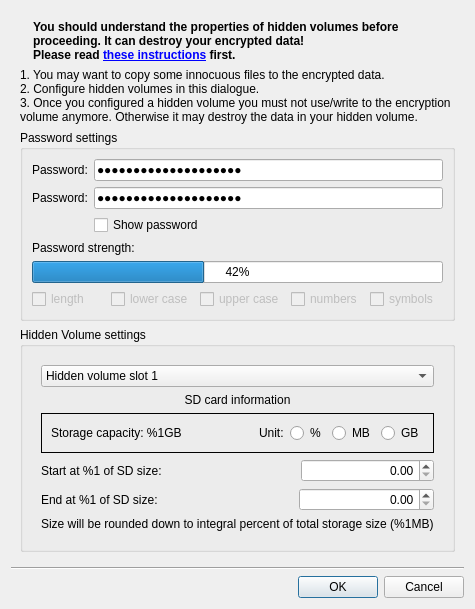
Qt form src/ui/stick20hiddenvolumedialog.ui (Nitrokey/nitrokey-app) before a commit.
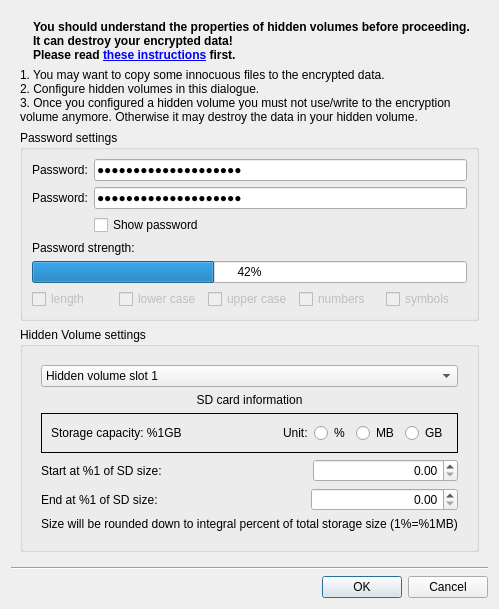
The same form after that commit. Icons and pictures are not drawn.

Commit message: Add "1%=" to hidden volume setup description

What changed in the file:
```diff
--- a/src/ui/stick20hiddenvolumedialog.ui
+++ b/src/ui/stick20hiddenvolumedialog.ui
@@ -465,7 +465,7 @@
                </size>
               </property>
               <property name="text">
-               <string>&lt;html&gt;&lt;head/&gt;&lt;body&gt;&lt;p&gt;Size will be rounded down to integral percent of total storage size (%1MB)&lt;/p&gt;&lt;/body&gt;&lt;/html&gt;</string>
+               <string>&lt;html&gt;&lt;head/&gt;&lt;body&gt;&lt;p&gt;Size will be rounded down to integral percent of total storage size (1%=%1MB)&lt;/p&gt;&lt;/body&gt;&lt;/html&gt;</string>
               </property>
              </widget>
             </item>
```
